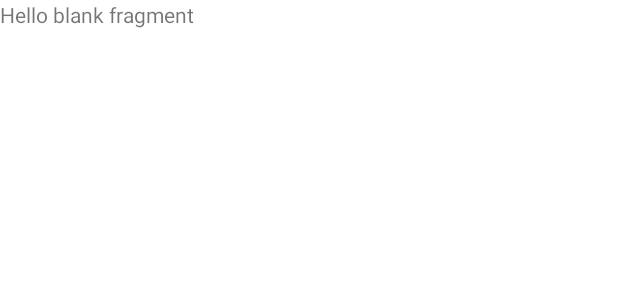
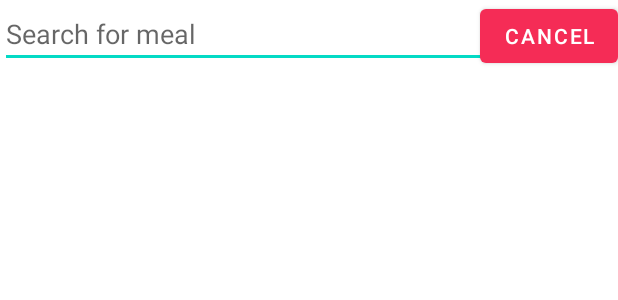
Before and after one commit to KaradimoulasG/CookBook, an Android app: the layout fragment_search.xml on its own in the app's theme, with its tools: preview values and no code run, on a phone screen of 412 x 824 dp. Shown: the top 300 px of the screen. Run offline under Robolectric (Android 15) with nearby library versions, the phone set to English and light mode, and no system bars.

Commit message:
Fixed a long click bug where the event would register as regular click. Also changed the search fragment to be at the top of the screen and not on the bottom menu

```diff
--- a/app/src/main/java/com/example/cookbook/adapters/MostPopularAdapter.kt
+++ b/app/src/main/java/com/example/cookbook/adapters/MostPopularAdapter.kt
@@ -36,7 +36,7 @@ class MostPopularAdapter(): RecyclerView.Adapter<MostPopularAdapter.PopularMealV
             onItemClick.invoke(mealsList[position])
         }
 
-        holder.itemView.setOnClickListener{
+        holder.itemView.setOnLongClickListener {
             onLongItemClick?.invoke(mealsList[position])
             true
         }
--- a/app/src/main/java/com/example/cookbook/fragments/HomeFragment.kt
+++ b/app/src/main/java/com/example/cookbook/fragments/HomeFragment.kt
@@ -6,9 +6,11 @@ import androidx.fragment.app.Fragment
 import android.view.LayoutInflater
 import android.view.View
 import android.view.ViewGroup
+import androidx.navigation.fragment.findNavController
 import androidx.recyclerview.widget.GridLayoutManager
 import androidx.recyclerview.widget.LinearLayoutManager
 import com.bumptech.glide.Glide
+import com.example.cookbook.R
 import com.example.cookbook.activities.CategoryMealsActivity
 import com.example.cookbook.activities.MainActivity
 import com.example.cookbook.activities.MealActivity
@@ -75,6 +77,10 @@ class HomeFragment : Fragment() {
         onCategoryClick()
 
         onPopularItemLongClick()
+
+        binding.searchBtn.setOnClickListener {
+            findNavController().navigate(R.id.action_homeFragment_to_searchFragment)
+        }
     }
 
 
--- a/app/src/main/res/layout/fragment_search.xml
+++ b/app/src/main/res/layout/fragment_search.xml
@@ -1,14 +1,29 @@
 <?xml version="1.0" encoding="utf-8"?>
-<FrameLayout xmlns:android="http://schemas.android.com/apk/res/android"
+<LinearLayout xmlns:android="http://schemas.android.com/apk/res/android"
     xmlns:tools="http://schemas.android.com/tools"
     android:layout_width="match_parent"
     android:layout_height="match_parent"
-    tools:context=".fragments.SearchFragment">
+    tools:context=".fragments.SearchFragment"
+    android:orientation="vertical">
 
-    <!-- TODO: Update blank fragment layout -->
-    <TextView
+    <FrameLayout
         android:layout_width="match_parent"
-        android:layout_height="match_parent"
-        android:text="@string/hello_blank_fragment" />
+        android:layout_height="wrap_content">
 
-</FrameLayout>
+        <EditText
+            android:layout_width="match_parent"
+            android:layout_height="wrap_content"
+            android:hint="Search for meal"/>
+
+        <Button
+            android:id="@+id/cancel_btn"
+            android:layout_width="wrap_content"
+            android:layout_height="wrap_content"
+            android:layout_gravity="end"
+            android:elevation="@dimen/_10sdp"
+            android:text="Cancel"/>
+
+    </FrameLayout>
+
+
+</LinearLayout>
--- a/app/src/main/res/menu/btm_menu.xml
+++ b/app/src/main/res/menu/btm_menu.xml
@@ -14,10 +14,4 @@
         android:icon="@drawable/ic_categories"
         android:id="@+id/categoriesFragment"/>
 
-    <item
-        android:title="Search"
-        android:icon="@drawable/ic_search"
-        android:id="@id/searchFragment"/>
-
-
 </menu>
```
Also changed, not shown: app/src/main/java/com/example/cookbook/activities/MainActivity.kt (+7 -1 lines), app/src/main/java/com/example/cookbook/fragments/SearchFragment.kt (+15 -1 lines), app/src/main/res/layout/fragment_home.xml (+4 -4 lines), app/src/main/res/navigation/nav_graph.xml (+10 -2 lines).
